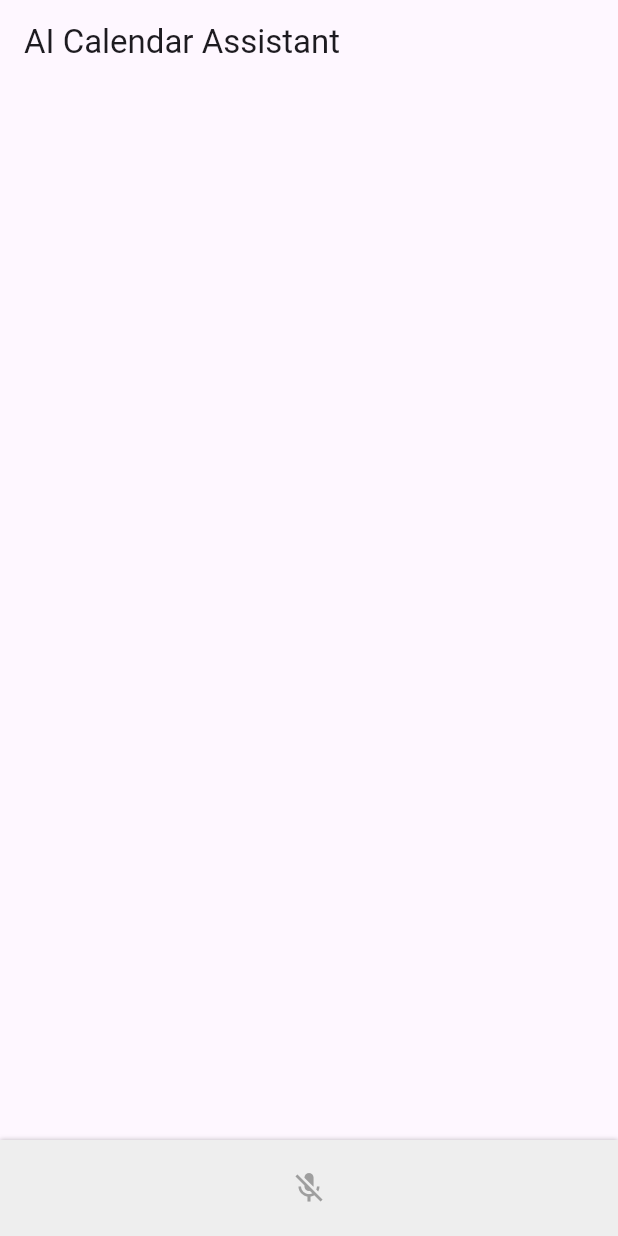
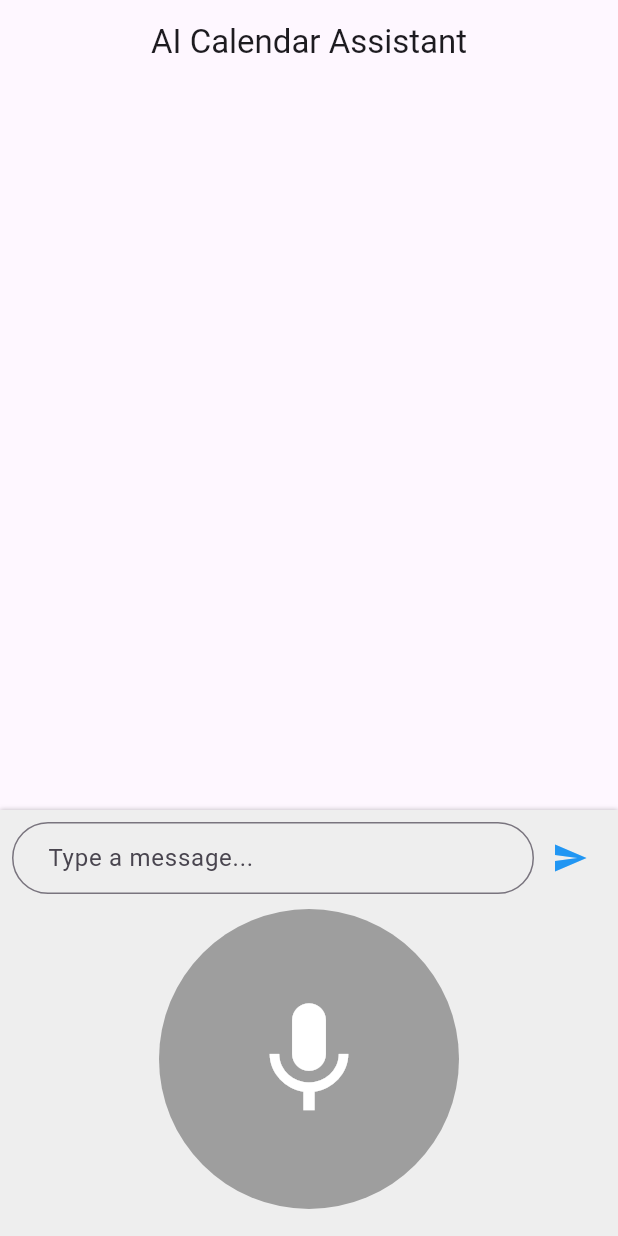
Before and after one commit to MosheT01/Google_Calendar_AI_Agent, a Flutter app: the screen it shows after launch, on a phone screen of 412 x 824 dp. Run offline on Flutter 3.47's test engine with Material 3 defaults, Android fonts, the phone set to English and light mode, and no system bars; our stand-ins replace flutter_tts, google_generative_ai, googleapis_auth, speech_to_text; missing offline and left inert: googleapis.

Commit message:
added color support and better ui

```diff
--- a/google_calendar_ai_agent/lib/main.dart
+++ b/google_calendar_ai_agent/lib/main.dart
@@ -226,7 +226,7 @@ class _CalendarScreenState extends State<CalendarScreen> {
       print("Initializing Gemini Flash API...");
       final apiKey = jsonDecode(
         await rootBundle.loadString('assets/gemini_api_key.json'),
-      )['apiKey'];
+      )['api_key'];
 
       final model = GenerativeModel(
         generationConfig: GenerationConfig(
@@ -246,6 +246,12 @@ Your responses must strictly adhere to the following format:
 2. **Code Output Mode**: Start your response with `mode=code_output` followed by a stack of commands in the format:
    `commandsToBeExecutedStack={command1|||command2|||...}` \n Reasoning: your reasoning here.
    Example: `mode=code_output commandsToBeExecutedStack={addEvent(title: "Lunch", startTime: "2025-01-02T12:00:00.000", endTime: "2025-01-02T13:00:00.000")} \n reasoning: The user wants to add a lunch event on January 2, 2025, from 12:00 PM to 1:00 PM.`
+   You have access to these functions to manipulate the calendar: and only these! no more no less.
+          1. addEvent(String title, DateTime startTime, {DateTime? endTime,String? description,String? location,String? colorId})
+          2. updateEvent(String eventId,{String? title,DateTime? startTime,DateTime? endTime,String? description,String? location,String? colorId})
+          3. deleteEvent(String eventId)
+          for refrence colorOptions = {"1": "Lavender","2": "Sage","3": "Grape","4": "Flamingo","5": "Banana","6": "Tangerine","7": "Peacock","8": "Graphite", "9": "Blueberry", "10": "Basil", "11": "Tomato",}
+
 
 3. **Generic Response Mode**:Start your response with `mode=generic` followed by the response text. use this when you don't need to execute any commands for example when the user asks for information regrading the calendar data you already have.
    Example: `User: what do I have on my calendar tommorow?` Response: `mode=generic tommorow you have Event1 at 12:00 PM and Event2 at 2:00 PM`
@@ -263,12 +269,13 @@ Your responses must strictly adhere to the following format:
 - Your response must only contain the mode and the commands or questions as specified above.
 - use the event IDs from the calendar data you have in the conversation history to update or delete events.
 - when the user says "it" or "that" in the response you should refer to the last event mentioned in the conversation history.
-- never mention event ids to the user, only use them to update or delete events.
+- never mention event id to the user, only use them to update or delete events.
 - when the user asks for information regarding the calendar data you already have, respond in generic mode.
 - when the user asks to add an event that conflicts with an existing event, respond in generic mode.
 - if you come accross anything that is not english text,translare it to english before responding and respond with the english translation.
 - always responds in a neat and organised way that is best for text to speech.
 - always add a confirmation step before executing any command,in this step explain to the user what you are about to do fully and ask for confirmation.
+-if the user doent have any event for a timeslot in the calendar it means he is free at that time.
 
 Respond strictly as instructed.
 The minimum info needed to add an event is the title and start time; the end time defaults to 1 hour after the start time.
@@ -310,6 +317,11 @@ Your responses must strictly adhere to the following format:
 2. **Code Output Mode**: Start your response with `mode=code_output` followed by a stack of commands in the format:
    `commandsToBeExecutedStack={command1|||command2|||...}` \n Reasoning: your reasoning here.
    Example: `mode=code_output commandsToBeExecutedStack={addEvent(title: "Lunch", startTime: "2025-01-02T12:00:00.000", endTime: "2025-01-02T13:00:00.000")} \n reasoning: The user wants to add a lunch event on January 2, 2025, from 12:00 PM to 1:00 PM.`
+   You have access to these functions to manipulate the calendar: and only these! no more no less.
+          1. addEvent(String title, DateTime startTime, {DateTime? endTime,String? description,String? location,String? colorId})
+          2. updateEvent(String eventId,{String? title,DateTime? startTime,DateTime? endTime,String? description,String? location,String? colorId})
+          3. deleteEvent(String eventId)
+          for refrence colorOptions = {"1": "Lavender","2": "Sage","3": "Grape","4": "Flamingo","5": "Banana","6": "Tangerine","7": "Peacock","8": "Graphite", "9": "Blueberry", "10": "Basil", "11": "Tomato",}
 
 3. **Generic Response Mode**:Start your response with `mode=generic` followed by the response text. use this when you don't need to execute any commands for example when the user asks for information regrading the calendar data you already have.
    Example: `User: what do I have on my calendar tommorow?` Response: `mode=generic tommorow you have Event1 at 12:00 PM and Event2 at 2:00 PM`
@@ -327,13 +339,13 @@ Your responses must strictly adhere to the following format:
 - Your response must only contain the mode and the commands or questions as specified above.
 - use the event IDs from the calendar data you have in the conversation history to update or delete events.
 - when the user says "it" or "that" in the response you should refer to the last event mentioned in the conversation history.
-- never mention event ids to the user, only use them to update or delete events.
+- you never mention event id to the user, only use them to update or delete events.
 - when the user asks for information regarding the calendar data you already have, respond in generic mode.
 - when the user asks to add an event that conflicts with an existing event, respond in generic mode.
 - if you come accross anything that is not english text,translare it to english before responding and respond with the english translation.
 - always responds in a neat and organised way that is best for text to speech.
 - always add a confirmation step before executing any command,in this step explain to the user what you are about to do fully and ask for confirmation.
-
+- if the user doent have any event for a timeslot in the calendar it means he is free at that time.
 Respond strictly as instructed.
 The minimum info needed to add an event is the title and start time; the end time defaults to 1 hour after the start time.
 The minimum info needed to update an event is the event ID.
@@ -375,6 +387,7 @@ The user query: $userQuery
             endTime: endTime,
             description: args['description'],
             location: args['location'],
+            colorId: args['colorId'],
           );
         } else {
           print("Missing required arguments for addEvent.");
@@ -394,6 +407,7 @@ The user query: $userQuery
                 : null,
             description: args['description'],
             location: args['location'],
+            colorId: args['colorId'],
           );
         } else {
           print("Missing eventId for updateEvent.");
@@ -527,7 +541,10 @@ The user query: $userQuery
   }
 
   void addEvent(String title, DateTime startTime,
-      {DateTime? endTime, String? description, String? location}) {
+      {DateTime? endTime,
+      String? description,
+      String? location,
+      String? colorId}) {
     print("Adding event: $title");
     final event = calendar.Event(
       summary: title,
@@ -536,6 +553,7 @@ The user query: $userQuery
           dateTime: (endTime ?? startTime.add(Duration(hours: 1))).toUtc()),
       description: description,
       location: location,
+      colorId: colorId, // Add the colorId
     );
 
     calendarApi.events.insert(event, 'mousatams@gmail.com').then((value) {
@@ -551,7 +569,8 @@ The user query: $userQuery
       DateTime? startTime,
       DateTime? endTime,
       String? description,
-      String? location}) {
+      String? location,
+      String? colorId}) {
     print("Updating event: $eventId");
     calendarApi.events.get('mousatams@gmail.com', eventId).then((event) {
       if (title != null) event.summary = title;
@@ -561,6 +580,7 @@ The user query: $userQuery
         event.end = calendar.EventDateTime(dateTime: endTime.toUtc());
       if (description != null) event.description = description;
       if (location != null) event.location = location;
+      if (colorId != null) event.colorId = colorId; // Add the colorId
 
       calendarApi.events
           .update(event, 'mousatams@gmail.com', eventId)
@@ -607,7 +627,9 @@ The user query: $userQuery
   @override
   Widget build(BuildContext context) {
     return Scaffold(
-      appBar: AppBar(title: Text('AI Calendar Assistant')),
+      appBar: AppBar(
+        title: Center(child: Text('AI Calendar Assistant')),
+      ),
       body: Column(
         children: [
           Expanded(
@@ -627,16 +649,79 @@ The user query: $userQuery
               color: Colors.grey[200],
               boxShadow: [BoxShadow(blurRadius: 2, color: Colors.black26)],
             ),
-            child: Row(
-              mainAxisAlignment: MainAxisAlignment.center,
+            child: Column(
               children: [
-                IconButton(
-                  icon: Icon(
-                    _isListening ? Icons.mic : Icons.mic_off,
-                    color: _isListening ? Colors.red : Colors.grey,
+                Row(
+                  children: [
+                    Expanded(
+                      child: TextField(
+                        controller: queryController,
+                        decoration: InputDecoration(
+                          hintText: "Type a message...",
+                          border: OutlineInputBorder(
+                            borderRadius: BorderRadius.circular(30),
+                          ),
+                          contentPadding: EdgeInsets.symmetric(
+                            vertical: 10,
+                            horizontal: 20,
+                          ),
+                        ),
+                        onSubmitted: (value) {
+                          if (value.isNotEmpty) {
+                            handleUserQuery(value);
+                            queryController.clear();
+                          }
+                        },
+                      ),
+                    ),
+                    IconButton(
+                      icon: Icon(Icons.send, color: Colors.blue),
+                      onPressed: () {
+                        final text = queryController.text.trim();
+                        if (text.isNotEmpty) {
+                          handleUserQuery(text);
+                          queryController.clear();
+                        }
+                      },
+                    ),
+                  ],
+                ),
+                SizedBox(height: 10),
+                GestureDetector(
+                  onTap: _toggleListening,
+                  child: Stack(
+                    alignment: Alignment.center,
+                    children: [
+                      // Pulsating animation
+                      AnimatedOpacity(
+                        opacity: _isListening ? 1.0 : 0.0,
+                        duration: Duration(seconds: 1),
+                        child: Container(
+                          width: 100,
+                          height: 100,
+                          decoration: BoxDecoration(
+                            shape: BoxShape.circle,
+                            color: Colors.red.withOpacity(0.3),
+                          ),
+                        ),
+                      ),
+                      Container(
+                        width: 200,
+                        height: 200,
+                        decoration: BoxDecoration(
+                          shape: BoxShape.circle,
+                          color: _isListening ? Colors.red : Colors.grey,
+                        ),
+                        child: Icon(
+                          Icons.mic,
+                          color: Colors.white,
+                          size: 90,
+                        ),
+                      ),
+                    ],
                   ),
-                  onPressed: _toggleListening,
                 ),
+                SizedBox(height: 10),
               ],
             ),
           ),
```
